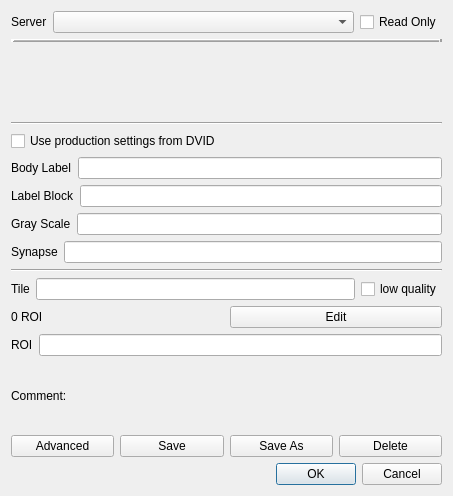
Above: neurolabi/gui/dialogs/zdviddialog.ui from janelia-flyem/NeuTu before the change. Below: the same form after it.
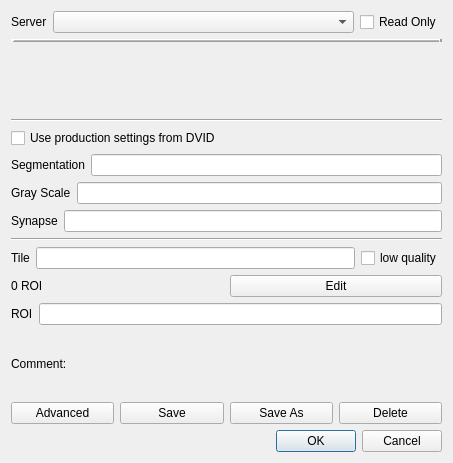
That is the form after the change. Custom widgets are drawn as their Qt base class.

Commit message: remove body label setting

Diff of the .ui file:
```diff
--- a/neurolabi/gui/dialogs/zdviddialog.ui
+++ b/neurolabi/gui/dialogs/zdviddialog.ui
@@ -7,7 +7,7 @@
     <x>0</x>
     <y>0</y>
     <width>453</width>
-    <height>496</height>
+    <height>463</height>
    </rect>
   </property>
   <property name="sizePolicy">
@@ -81,26 +81,12 @@
      </property>
     </widget>
    </item>
-   <item>
-    <layout class="QHBoxLayout" name="horizontalLayout_7">
-     <item>
-      <widget class="QLabel" name="bodyLabelLabel">
-       <property name="text">
-        <string>Body Label</string>
-       </property>
-      </widget>
-     </item>
-     <item>
-      <widget class="QLineEdit" name="bodyLineEdit"/>
-     </item>
-    </layout>
-   </item>
    <item>
     <layout class="QHBoxLayout" name="horizontalLayout_8">
      <item>
       <widget class="QLabel" name="labelBlockLabel">
        <property name="text">
-        <string>Label Block</string>
+        <string>Segmentation</string>
        </property>
       </widget>
      </item>
```
The commit also changes 12 other files.
